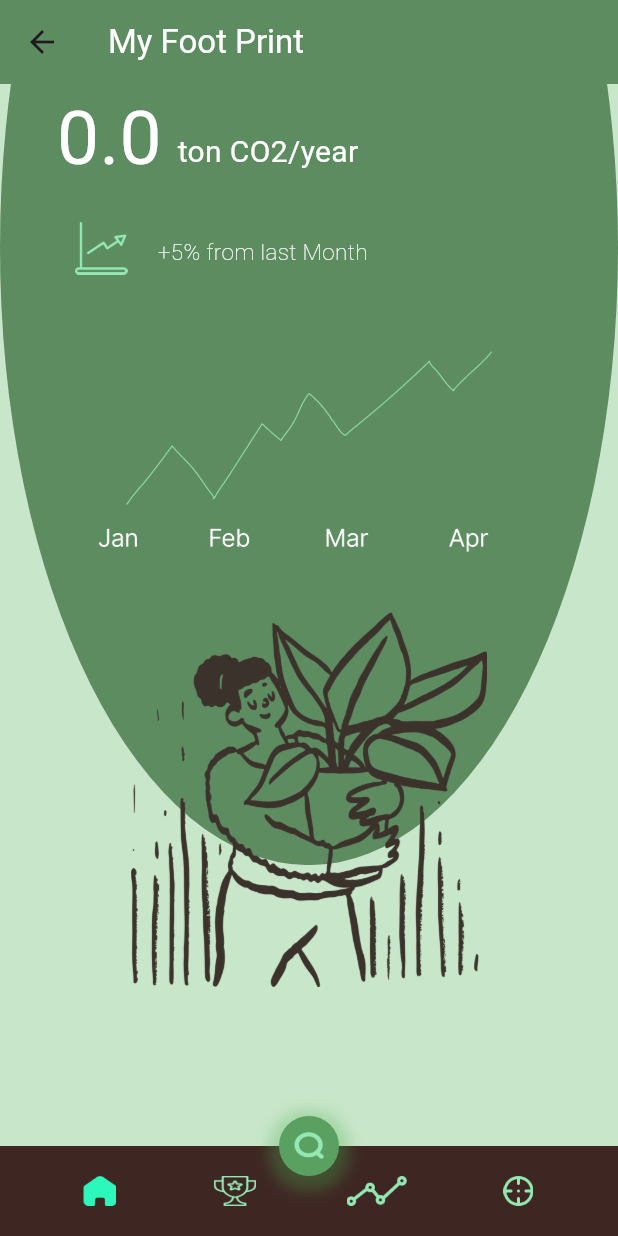
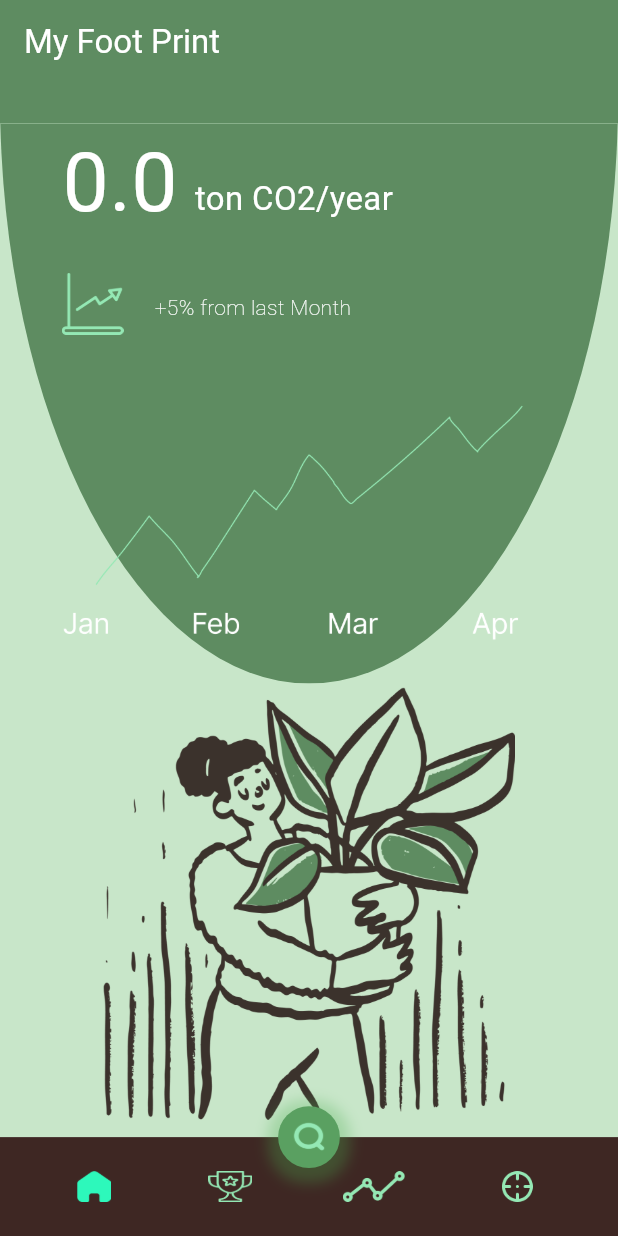
Before and after one commit to haruki25/Carbos, a Flutter app: the SecondScreen screen opened directly, on a phone screen of 412 x 824 dp. Run offline on Flutter 3.47's test engine with Material 3 defaults, Android fonts, the phone set to English and light mode, and no system bars; our stand-ins replace pie_chart, shared_preferences; missing offline and left inert: animated_size_and_fade, dart:html; accounts and stored records are empty.

Commit message:
"Added Responsiveness in main and Home Screen"

```diff
--- a/lib/Screen/home.dart
+++ b/lib/Screen/home.dart
@@ -1,3 +1,5 @@
+import 'dart:html';
+
 import 'package:flutter/material.dart';
 
 class HomeScreen extends StatelessWidget {
@@ -24,6 +26,7 @@ class HomeScreen extends StatelessWidget {
   Widget build(BuildContext context) {
     double screenlen = MediaQuery.of(context).size.height;
     double screenwid = MediaQuery.of(context).size.width;
+    print('inside a widget ${screenlen}');
     double carbon = 0.0;
 
     map.forEach((key, value) {
@@ -35,7 +38,7 @@ class HomeScreen extends StatelessWidget {
       alignment: Alignment.bottomCenter,
       children: [
         Positioned(
-          bottom: -screenlen * -0.3,
+          bottom: screenlen*0.447,
           child: Container(
             decoration: BoxDecoration(
                 // color: Colors.blue,
@@ -45,7 +48,7 @@ class HomeScreen extends StatelessWidget {
                 color: Color.fromRGBO(94, 140, 97, 100),
                 // Adjust the color as needed
                 width: screenwid,
-                height: screenlen,
+                height: screenlen*0.95,
               ),
             ),
           ),
@@ -58,40 +61,42 @@ class HomeScreen extends StatelessWidget {
               children: [
                 Text(
                   "   ${(carbon*10).round()/10}",
-                  style: TextStyle(fontSize: 50,color: Colors.white),
+                  style: TextStyle(fontSize: screenlen*0.0667,color: Colors.white),
                 ),
                 Padding(
-                  padding: const EdgeInsets.only(bottom: 12),
+                  padding:  EdgeInsets.only(bottom: screenlen *0.016),
                   child: Text("  ton CO2/year",
-                      style: TextStyle(fontSize: 20,color: Colors.white)),
+                      style: TextStyle(fontSize: screenlen*0.02668,color: Colors.white)),
                 )
               ],
             ),
-            SizedBox(height: 20,),
+            SizedBox(height: screenlen*0.025,),
             Row(
               mainAxisAlignment: MainAxisAlignment.start,
               crossAxisAlignment: CrossAxisAlignment.end,
               children: [
                 Padding(
-                  padding: const EdgeInsets.only(left: 50),
-                  child: Container(height:35,child: Image.asset('assets/icon/Chart.png',),),
+                  padding:  EdgeInsets.only(left: screenwid *0.1),
+                  child: Container(height:screenlen*0.05,child: Image.asset('assets/icon/Chart.png',),),
                 ),
                 Padding(
-                  padding: const EdgeInsets.only(bottom: 5,left: 20),
-                  child: Text("+5% from last Month",
-                      style: TextStyle(
-                          fontFamily: 'Roboto',fontWeight: FontWeight.w100,fontSize: 15,color: Colors.white)),
+                  padding: EdgeInsets.only(bottom: screenlen*0.01,left: screenwid *0.05),
+                  child: FittedBox(
+                    fit: BoxFit.fitWidth,
+                    child: Text("+5% from last Month",
+                        style: TextStyle(
+                            fontFamily: 'Roboto',fontWeight: FontWeight.w100,color: Colors.white)
+                    ),
+                  ),
                 )
               ],
             ),
-            Container(height: 205,width : 300,child: Image.asset('assets/icon/graph.png'),),
-            SizedBox(height: 20,),
+            Container(height: screenlen*0.26,width : screenwid*0.85,child: Image.asset('assets/icon/graph.png'),),
+            SizedBox(height: screenlen*0.025,),
             Container(
-              height: 250,
-              width: 250,
-              child: Hero(
-                  tag: 'hero-tag', // Use the same tag as in the FirstScreen
-                  child: Image.asset('assets/plant.png')),
+              height: screenlen*0.35,
+              width: screenwid*0.7,
+              child: Image.asset('assets/plant.png'),
             ),
           ],
         ),
--- a/lib/main.dart
+++ b/lib/main.dart
@@ -76,6 +76,8 @@ class _MyAppState extends State<MyApp> {
   @override
   Widget build(BuildContext context) {
     double screenlen = MediaQuery.of(context).size.height;
+    print(screenlen);
+    double screenwid = MediaQuery.of(context).size.width;
 
     return Scaffold(
       backgroundColor: Colors.green[100],
@@ -85,32 +87,33 @@ class _MyAppState extends State<MyApp> {
             height: screenlen * 0.2,
           ),
           Container(
-              height: 209,
-              width: 209,
+              height: screenlen * 0.2,
+              width: screenwid * 80,
               child: Image.asset(
                 'assets/carbonising.png',
               )),
-          Text(
-            'Track Your Carbon FootPrint',
-            style: TextStyle(fontSize: 36),
-            textAlign: TextAlign.center,
+          FittedBox(
+            fit: BoxFit.fitWidth,
+            child: Text(
+              'Track Your Carbon FootPrint',
+              style: TextStyle(fontSize: screenlen * 0.05),
+              textAlign: TextAlign.center,
+            ),
           ),
           SizedBox(
             height: screenlen * 0.3,
           ),
           Container(
-              height: 50,
-              width: 155,
+              height: screenlen * 0.07,
+              width: screenwid * 0.45,
               child: InkWell(
                 onTap: () {
-                  Navigator.of(context)
-                      .push(MaterialPageRoute(builder: (context) {
+                  Navigator.pushReplacement(context,
+                      MaterialPageRoute(builder: (context){
                     return SecondScreen(map: mp, goal: goal);
                   }));
                 },
-                child: Hero(
-                    tag: 'hero-tag',
-                    child: Center(child: Image.asset('assets/Logo.png'))),
+                child: Center(child: Image.asset('assets/Logo.png')),
                 splashColor: Color.fromRGBO(36, 58, 90, 100),
                 borderRadius: BorderRadius.circular(10),
               ))
--- a/lib/second_screen.dart
+++ b/lib/second_screen.dart
@@ -25,6 +25,8 @@ class _SecondScreenState extends State<SecondScreen> {
 
   Widget build(BuildContext context) {
     double screenlen = MediaQuery.of(context).size.height;
+
+    double screenwid = MediaQuery.of(context).size.width;
     Widget active = AnimatedSizeAndFade(
         fadeDuration: Duration(milliseconds: 700),
         child: value == 0
@@ -37,25 +39,27 @@ class _SecondScreenState extends State<SecondScreen> {
     return Scaffold(
       backgroundColor:
           value == 2 || value == 3 ? Colors.green[100] : Colors.green[100],
-      appBar: AppBar(
+      appBar: PreferredSize(
+        preferredSize: Size.fromHeight(screenlen*0.1),
+        child: AppBar(
           backgroundColor: value == 1 || value == 0
               ? Color.fromRGBO(94, 140, 97, 100)
               : Colors.green[300],
           title: Text(text, style: TextStyle(color: Colors.white)),
         ),
+      ),
       body: Stack(
         children: [
           active,
-          Expanded(
-            child: Align(
+          Align(
             alignment: Alignment.bottomCenter,
             child: Stack(
               alignment: AlignmentDirectional.topCenter,
               children: [
                 Padding(
-                    padding: const EdgeInsets.only(top: 20),
+                  padding: EdgeInsets.only(top: screenlen*0.025,),
                   child: Container(
-                      height: 60,
+                    height: screenlen * 0.08,
                     width: double.infinity,
                     color: Colors.brown[900],
                     child: Row(
@@ -68,7 +72,8 @@ class _SecondScreenState extends State<SecondScreen> {
                               text = "My Foot Print";
                             });
                           },
-                            icon: Image.asset('assets/Home.png', height: 20),
+                          icon: Image.asset('assets/Home.png',
+                              height: screenlen * 0.025),
                           color: Colors.green[200],
                         ),
                         IconButton(
@@ -80,7 +85,8 @@ class _SecondScreenState extends State<SecondScreen> {
                           },
                           icon: Image.asset(
                             'assets/Leaderbord.png',
-                              height: 20,
+                            height: screenlen * 0.025,
+                            width: screenwid * 0.1,
                           ),
                           color: Colors.green[200],
                         ),
@@ -91,8 +97,11 @@ class _SecondScreenState extends State<SecondScreen> {
                               text = "Emission";
                             });
                           },
-                            icon:
-                                Image.asset('assets/Emissions.png', height: 20),
+                          icon: Image.asset(
+                            'assets/Emissions.png',
+                            height: screenlen * 0.025,
+                            width: screenwid * 0.1,
+                          ),
                           color: Colors.green[200],
                         ),
                         IconButton(
@@ -102,7 +111,9 @@ class _SecondScreenState extends State<SecondScreen> {
                               text = "Goals";
                             });
                           },
-                            icon: Image.asset('assets/Goal.png', height: 20),
+                          icon: Image.asset('assets/Goal.png',
+                              width: screenwid * 0.1,
+                              height: screenlen * 0.025),
                           color: Colors.green[200],
                         )
                       ],
@@ -110,8 +121,12 @@ class _SecondScreenState extends State<SecondScreen> {
                   ),
                 ),
                 Container(
-                      height: 40,
-                      width: 40,
+                    height: screenlen * 0.05 < screenwid * 0.1
+                        ? screenlen * 0.05
+                        : screenwid * 0.1,
+                    width: screenwid * 0.1 < screenlen * 0.05
+                        ? screenwid * 0.1
+                        : screenlen * 0.05,
                     decoration: BoxDecoration(
                         boxShadow: [
                           BoxShadow(
@@ -124,9 +139,9 @@ class _SecondScreenState extends State<SecondScreen> {
                         borderRadius: BorderRadius.circular(25),
                         color: Color.fromRGBO(90, 160, 97, 100)),
                     child: Center(
-                          child: Image.asset('assets/Search.png', height: 20))),
+                        child: Image.asset('assets/Search.png',
+                            height: screenlen * 0.025))),
               ],
-              ),
             ),
           ),
         ],
```
Lines whose indentation alone changed are shown as unchanged.
